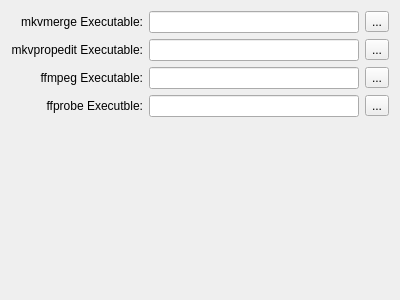
Above: UI/Preferences/ExternalTools.ui from towel42-com/MediaManager before the change. Below: the same form after it.
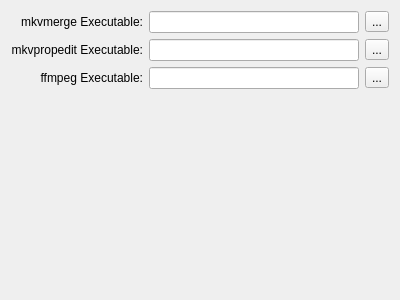
That is the form after the change. Icons and pictures are not drawn. Custom widgets are drawn as their Qt base class.

Commit message: No longer use ffprobe

```diff
--- a/UI/Preferences/ExternalTools.ui
+++ b/UI/Preferences/ExternalTools.ui
@@ -101,30 +101,6 @@
     </widget>
    </item>
    <item row="3" column="0">
-    <widget class="QLabel" name="label_12">
-     <property name="text">
-      <string>ffprobe Executble:</string>
-     </property>
-     <property name="alignment">
-      <set>Qt::AlignRight|Qt::AlignTrailing|Qt::AlignVCenter</set>
-     </property>
-    </widget>
-   </item>
-   <item row="3" column="1">
-    <widget class="NSABUtils::CPathBasedDelayLineEdit" name="ffprobeExe"/>
-   </item>
-   <item row="3" column="2">
-    <widget class="QToolButton" name="btnSelectFFProbeExe">
-     <property name="text">
-      <string>...</string>
-     </property>
-     <property name="icon">
-      <iconset resource="../../SABUtils/resources/SABUtils.qrc">
-       <normaloff>:/SABUtilsResources/open.png</normaloff>:/SABUtilsResources/open.png</iconset>
-     </property>
-    </widget>
-   </item>
-   <item row="4" column="0">
     <spacer name="verticalSpacer_4">
      <property name="orientation">
       <enum>Qt::Vertical</enum>
```
Left out of the diff: 130 changed lines with no effect on the pictures. The commit also changes 5 other files.
